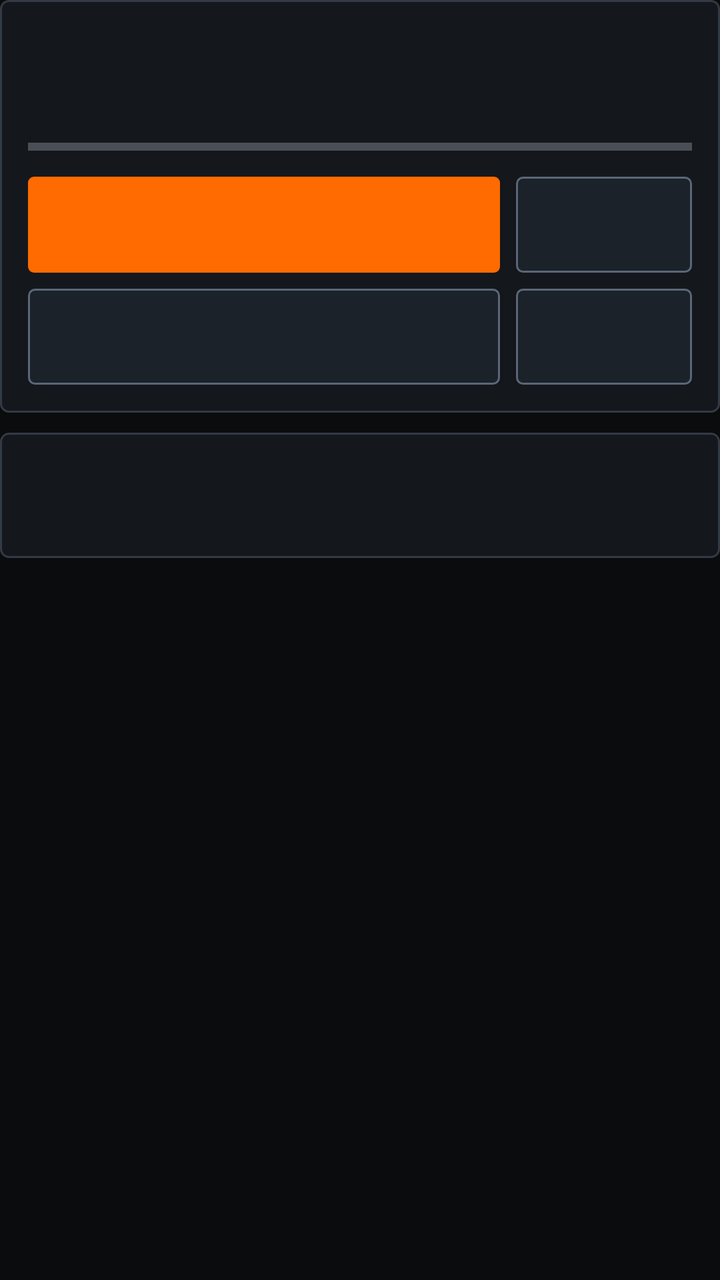
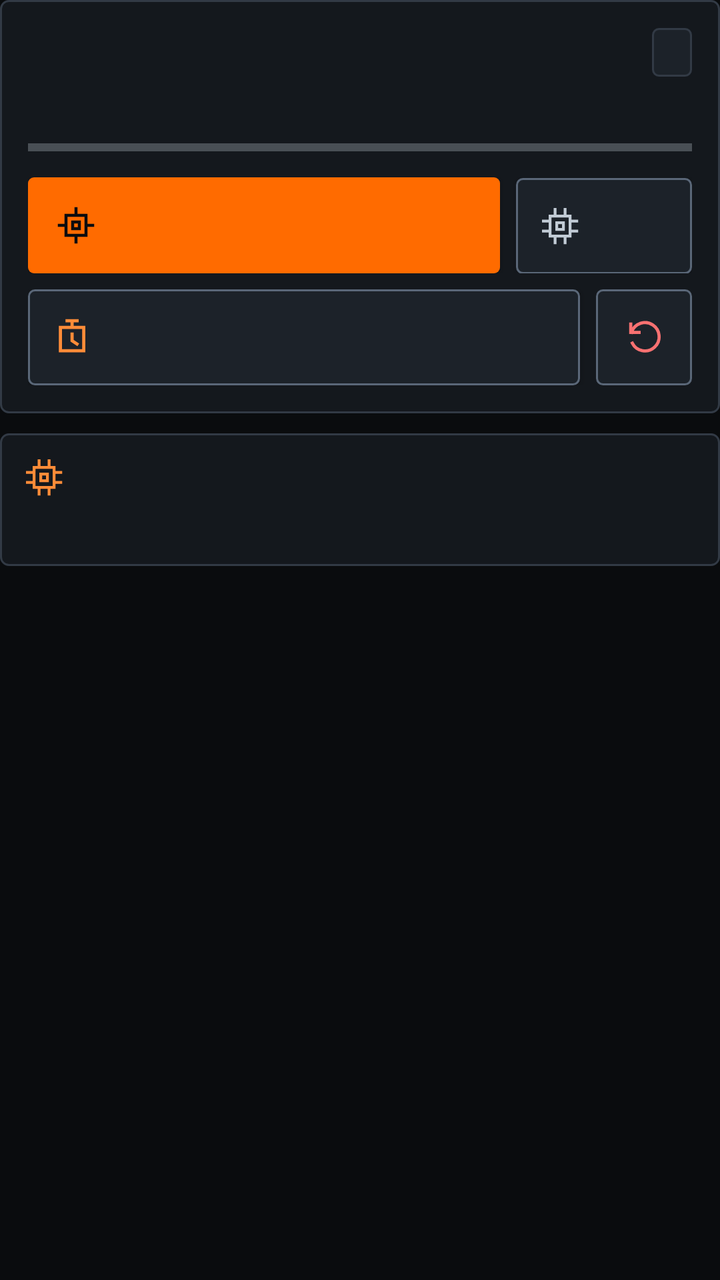

The first picture is an Android layout as it rendered before a commit; the second is the same layout after the commit. The layout source and the unified diff follow.
<!-- AndroidManifest.xml: application theme Theme.SanepoUnitCheck -->
<!-- res/layout/item_dashboard_deck.xml -->
<?xml version="1.0" encoding="utf-8"?>
<LinearLayout xmlns:android="http://schemas.android.com/apk/res/android"
    android:layout_width="match_parent"
    android:layout_height="wrap_content"
    android:layout_marginBottom="12dp"
    android:orientation="vertical">

    
    <TextView
        android:id="@+id/tvSecurityAlertBanner"
        style="@style/TechValueMono"
        android:layout_width="match_parent"
        android:layout_height="wrap_content"
        android:layout_marginBottom="10dp"
        android:background="@drawable/bg_badge_fail"
        android:padding="12dp"
        android:textColor="@color/status_fail_fg"
        android:textSize="12sp"
        android:textStyle="bold"
        android:visibility="gone" />

    
    <LinearLayout
        android:layout_width="match_parent"
        android:layout_height="wrap_content"
        android:background="@drawable/bg_card_sharp"
        android:orientation="vertical"
        android:padding="14dp">

        <LinearLayout
            android:layout_width="match_parent"
            android:layout_height="wrap_content"
            android:gravity="center_vertical"
            android:orientation="horizontal">

            <TextView
                android:id="@+id/tvVerdictHeadline"
                android:layout_width="0dp"
                android:layout_height="wrap_content"
                android:layout_weight="1"
                android:textColor="@color/text_primary"
                android:textSize="17sp"
                android:textStyle="bold" />

            <TextView
                android:id="@+id/tvScanCounter"
                style="@style/TechValueMono"
                android:layout_width="wrap_content"
                android:layout_height="wrap_content"
                android:textColor="@color/accent_amber_text"
                android:textStyle="bold" />
        </LinearLayout>

        <TextView
            android:id="@+id/tvVerdictCounts"
            style="@style/TechValueMono"
            android:layout_width="match_parent"
            android:layout_height="wrap_content"
            android:layout_marginTop="6dp"
            android:textColor="@color/text_secondary" />

        <ProgressBar
            android:id="@+id/progressScan"
            style="?android:attr/progressBarStyleHorizontal"
            android:layout_width="match_parent"
            android:layout_height="6dp"
            android:layout_marginTop="10dp"
            android:max="100"
            android:progressTint="@color/accent_amber" />

        <LinearLayout
            android:layout_width="match_parent"
            android:layout_height="wrap_content"
            android:layout_marginTop="12dp"
            android:orientation="horizontal">

            <Button
                android:id="@+id/btnRunAutoScan"
                android:layout_width="0dp"
                android:layout_height="48dp"
                android:layout_weight="1"
                android:background="@drawable/bg_btn_primary"
                android:focusable="true"
                android:textColor="@color/text_on_accent"
                android:textStyle="bold" />

            <Button
                android:id="@+id/btnFullSpecs"
                android:layout_width="wrap_content"
                android:layout_height="48dp"
                android:layout_marginStart="8dp"
                android:background="@drawable/bg_btn_secondary"
                android:focusable="true"
                android:paddingHorizontal="14dp"
                android:textColor="@color/text_primary" />
        </LinearLayout>

        <LinearLayout
            android:layout_width="match_parent"
            android:layout_height="wrap_content"
            android:layout_marginTop="8dp"
            android:orientation="horizontal">

            <Button
                android:id="@+id/btnCodWizard"
                android:layout_width="0dp"
                android:layout_height="48dp"
                android:layout_weight="1"
                android:background="@drawable/bg_btn_secondary"
                android:focusable="true"
                android:textColor="@color/accent_amber_text"
                android:textSize="12sp"
                android:textStyle="bold" />

            <Button
                android:id="@+id/btnResetSession"
                android:layout_width="wrap_content"
                android:layout_height="48dp"
                android:layout_marginStart="8dp"
                android:background="@drawable/bg_btn_secondary"
                android:focusable="true"
                android:paddingHorizontal="14dp"
                android:textColor="@color/status_fail_fg"
                android:textSize="12sp"
                android:textStyle="bold" />
        </LinearLayout>
    </LinearLayout>

    
    <LinearLayout
        android:layout_width="match_parent"
        android:layout_height="wrap_content"
        android:layout_marginTop="10dp"
        android:background="@drawable/bg_card_sharp"
        android:orientation="vertical"
        android:padding="12dp">

        <TextView
            android:id="@+id/tvIdentityHeader"
            style="@style/TechSectionHeader"
            android:layout_width="match_parent"
            android:layout_height="wrap_content" />

        <TextView
            android:id="@+id/tvIdentityBody"
            style="@style/TechValueMono"
            android:layout_width="match_parent"
            android:layout_height="wrap_content"
            android:layout_marginTop="6dp"
            android:lineSpacingExtra="4dp"
            android:textColor="@color/text_secondary"
            android:textSize="12sp" />
    </LinearLayout>

</LinearLayout>
<!-- resources referenced by this layout -->
<resources>
  <color name="accent_amber">#FF6B00</color>
  <color name="accent_amber_text">#FF8C38</color>
  <color name="status_fail_fg">#F87171</color>
  <color name="text_on_accent">#0A0C0E</color>
  <color name="text_primary">#F4F6F8</color>
  <color name="text_secondary">#C2CCD6</color>
  <style name="TechSectionHeader">
          <item name="android:textSize">12sp</item>
          <item name="android:textStyle">bold</item>
          <item name="android:textColor">@color/accent_amber_text</item>
          <item name="android:letterSpacing">0.08</item>
      </style>
  <style name="TechValueMono">
          <item name="android:fontFamily">monospace</item>
          <item name="android:textColor">@color/text_primary</item>
          <item name="android:textSize">13sp</item>
      </style>
  <color name="status_fail_bg">#311014</color>
  <color name="status_fail_border">#DC2626</color>
  <color name="accent_amber_pressed">#E05D00</color>
  <color name="bg_well">#1C2229</color>
  <color name="border_focus">#FF8533</color>
  <color name="bg_well_pressed">#27303A</color>
  <color name="border_control">#5A6778</color>
  <color name="bg_surface">#14181D</color>
  <color name="border_sharp">#323A45</color>
  <color name="bg_canvas">#0A0C0E</color>
  <!-- unchanged entries left out for length: 5 -->
</resources>

<!-- the commit's change to res/layout/item_dashboard_deck.xml (unified diff, before → after) -->
@@ -1,5 +1,6 @@
 <?xml version="1.0" encoding="utf-8"?>
 <LinearLayout xmlns:android="http://schemas.android.com/apk/res/android"
+    xmlns:app="http://schemas.android.com/apk/res-auto"
     android:layout_width="match_parent"
     android:layout_height="wrap_content"
     android:layout_marginBottom="12dp"
@@ -47,7 +48,11 @@
                 style="@style/TechValueMono"
                 android:layout_width="wrap_content"
                 android:layout_height="wrap_content"
+                android:background="@drawable/bg_icon_well"
+                android:paddingHorizontal="10dp"
+                android:paddingVertical="4dp"
                 android:textColor="@color/accent_amber_text"
+                android:textSize="12sp"
                 android:textStyle="bold" />
         </LinearLayout>
 
@@ -57,7 +62,8 @@
             android:layout_width="match_parent"
             android:layout_height="wrap_content"
             android:layout_marginTop="6dp"
-            android:textColor="@color/text_secondary" />
+            android:textColor="@color/text_secondary"
+            android:textSize="12sp" />
 
         <ProgressBar
             android:id="@+id/progressScan"
@@ -80,9 +86,15 @@
                 android:layout_height="48dp"
                 android:layout_weight="1"
                 android:background="@drawable/bg_btn_primary"
+                android:drawablePadding="8dp"
                 android:focusable="true"
+                android:gravity="center"
+                android:paddingHorizontal="14dp"
                 android:textColor="@color/text_on_accent"
-                android:textStyle="bold" />
+                android:textSize="13sp"
+                android:textStyle="bold"
+                app:drawableStartCompat="@drawable/ic_scan_radar"
+                app:drawableTint="@color/text_on_accent" />
 
             <Button
                 android:id="@+id/btnFullSpecs"
@@ -90,9 +102,14 @@
                 android:layout_height="48dp"
                 android:layout_marginStart="8dp"
                 android:background="@drawable/bg_btn_secondary"
+                android:drawablePadding="6dp"
                 android:focusable="true"
-                android:paddingHorizontal="14dp"
-                android:textColor="@color/text_primary" />
+                android:gravity="center"
+                android:paddingHorizontal="12dp"
+                android:textColor="@color/text_primary"
+                android:textSize="12sp"
+                app:drawableStartCompat="@drawable/ic_specs_chip"
+                app:drawableTint="@color/text_secondary" />
         </LinearLayout>
 
         <LinearLayout
@@ -107,22 +124,28 @@
                 android:layout_height="48dp"
                 android:layout_weight="1"
                 android:background="@drawable/bg_btn_secondary"
+                android:drawablePadding="8dp"
                 android:focusable="true"
+                android:gravity="center"
+                android:paddingHorizontal="12dp"
                 android:textColor="@color/accent_amber_text"
                 android:textSize="12sp"
-                android:textStyle="bold" />
+                android:textStyle="bold"
+                app:drawableStartCompat="@drawable/ic_cod_timer"
+                app:drawableTint="@color/accent_amber_text" />
 
-            <Button
+            <ImageButton
                 android:id="@+id/btnResetSession"
-                android:layout_width="wrap_content"
+                android:layout_width="48dp"
                 android:layout_height="48dp"
                 android:layout_marginStart="8dp"
                 android:background="@drawable/bg_btn_secondary"
+                android:contentDescription="Reset Inspection Session"
                 android:focusable="true"
-                android:paddingHorizontal="14dp"
-                android:textColor="@color/status_fail_fg"
-                android:textSize="12sp"
-                android:textStyle="bold" />
+                android:padding="13dp"
+                android:scaleType="centerInside"
+                android:src="@drawable/ic_reset_bin"
+                app:tint="@color/status_fail_fg" />
         </LinearLayout>
     </LinearLayout>
 
@@ -139,7 +162,11 @@
             android:id="@+id/tvIdentityHeader"
             style="@style/TechSectionHeader"
             android:layout_width="match_parent"
-            android:layout_height="wrap_content" />
+            android:layout_height="wrap_content"
+            android:drawablePadding="6dp"
+            android:gravity="center_vertical"
+            app:drawableStartCompat="@drawable/ic_specs_chip"
+            app:drawableTint="@color/accent_amber_text" />
 
         <TextView
             android:id="@+id/tvIdentityBody"
<!-- resource entries referenced after the edit -->
@@ -6,6 +6,72 @@
   <color name="text_on_accent">#0A0C0E</color>
   <color name="text_primary">#F4F6F8</color>
   <color name="text_secondary">#C2CCD6</color>
+  <!-- drawable bg_icon_well (drawable) -->
+  <?xml version="1.0" encoding="utf-8"?>
+  <shape xmlns:android="http://schemas.android.com/apk/res/android"
+      android:shape="rectangle">
+      <solid android:color="@color/bg_well" />
+      <stroke
+          android:width="1dp"
+          android:color="@color/border_sharp" />
+      <corners android:radius="3dp" />
+  </shape>
+  <!-- drawable ic_cod_timer (drawable) -->
+  <?xml version="1.0" encoding="utf-8"?>
+  <vector xmlns:android="http://schemas.android.com/apk/res/android"
+      android:width="20dp"
+      android:height="20dp"
+      android:viewportWidth="24"
+      android:viewportHeight="24">
+      <path
+          android:pathData="M9,2 H15 M12,2 V5 M5,6 H19 V20 H5 Z M12,10 V14 L15,16"
+          android:strokeColor="#FFFFFF"
+          android:strokeLineCap="square"
+          android:strokeLineJoin="miter"
+          android:strokeWidth="1.9" />
+  </vector>
+  <!-- drawable ic_reset_bin (drawable) -->
+  <?xml version="1.0" encoding="utf-8"?>
+  <vector xmlns:android="http://schemas.android.com/apk/res/android"
+      android:width="20dp"
+      android:height="20dp"
+      android:viewportWidth="24"
+      android:viewportHeight="24">
+      <path
+          android:pathData="M4,4 V9 H9 M4.5,9 A8.5,8.5 0 1,1 5,15.5"
+          android:strokeColor="#FFFFFF"
+          android:strokeLineCap="square"
+          android:strokeLineJoin="miter"
+          android:strokeWidth="1.9" />
+  </vector>
+  <!-- drawable ic_scan_radar (drawable) -->
+  <?xml version="1.0" encoding="utf-8"?>
+  <vector xmlns:android="http://schemas.android.com/apk/res/android"
+      android:width="20dp"
+      android:height="20dp"
+      android:viewportWidth="24"
+      android:viewportHeight="24">
+      <path
+          android:pathData="M12,2 V6 M12,18 V22 M2,12 H6 M18,12 H22 M6,6 L18,6 L18,18 L6,18 Z M10,10 H14 V14 H10 Z"
+          android:strokeColor="#FFFFFF"
+          android:strokeLineCap="square"
+          android:strokeLineJoin="miter"
+          android:strokeWidth="1.8" />
+  </vector>
+  <!-- drawable ic_specs_chip (drawable) -->
+  <?xml version="1.0" encoding="utf-8"?>
+  <vector xmlns:android="http://schemas.android.com/apk/res/android"
+      android:width="20dp"
+      android:height="20dp"
+      android:viewportWidth="24"
+      android:viewportHeight="24">
+      <path
+          android:pathData="M6,6 H18 V18 H6 Z M9,2 V6 M15,2 V6 M9,18 V22 M15,18 V22 M2,9 H6 M2,15 H6 M18,9 H22 M18,15 H22 M10,10 H14 V14 H10 Z"
+          android:strokeColor="#FFFFFF"
+          android:strokeLineCap="square"
+          android:strokeLineJoin="miter"
+          android:strokeWidth="1.7" />
+  </vector>
   <style name="TechSectionHeader">
           <item name="android:textSize">12sp</item>
           <item name="android:textStyle">bold</item>
